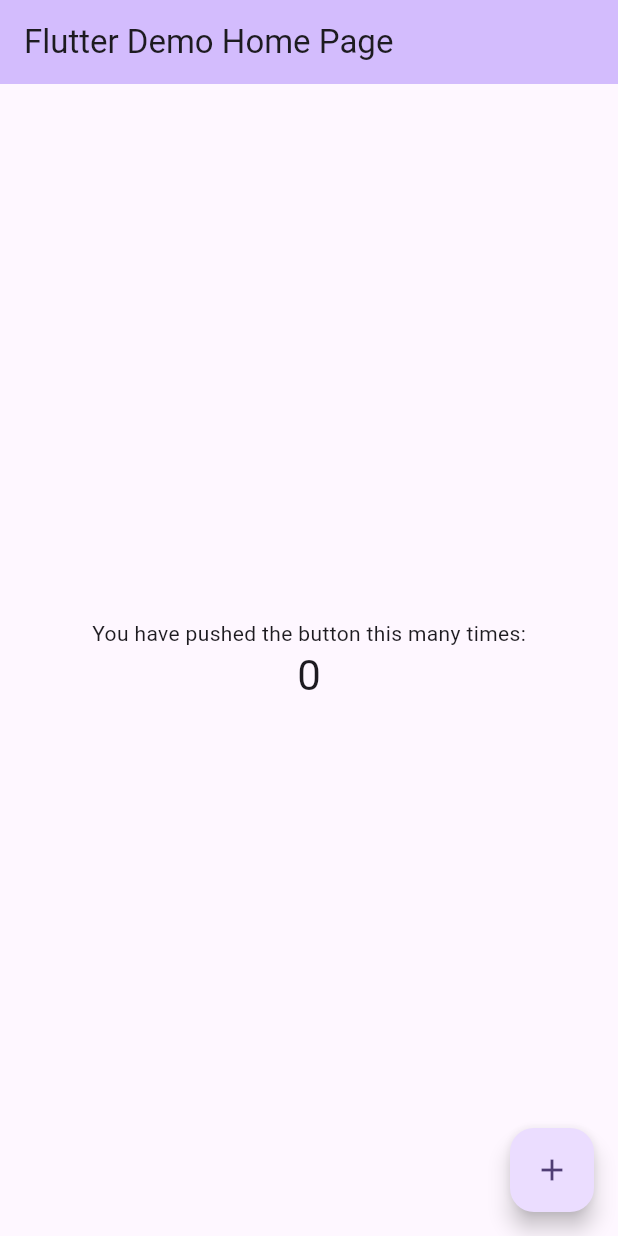
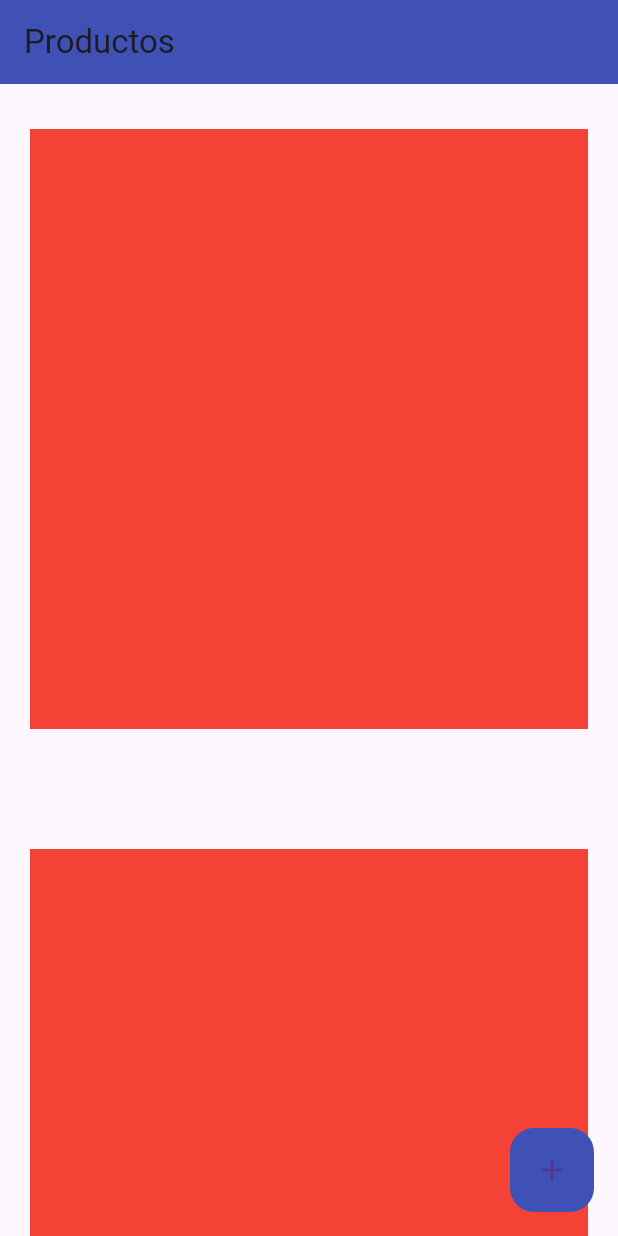
Before and after one commit to Sergics33/Seminario-7, a Flutter app: the screen it shows after launch, on a phone screen of 412 x 824 dp. Run offline on Flutter 3.47's test engine with Material 3 defaults, Android fonts, the phone set to English and light mode, and no system bars.

Commit message:
punto 2 funcional

```diff
--- a/seminario7/lib/main.dart
+++ b/seminario7/lib/main.dart
@@ -1,4 +1,5 @@
 import 'package:flutter/material.dart';
+import 'screens/home_screen.dart';
 
 void main() {
   runApp(const MyApp());
@@ -7,116 +8,22 @@ void main() {
 class MyApp extends StatelessWidget {
   const MyApp({super.key});
 
-  // This widget is the root of your application.
   @override
   Widget build(BuildContext context) {
     return MaterialApp(
-      title: 'Flutter Demo',
+      debugShowCheckedModeBanner: false,
+      title: 'Productos App',
       theme: ThemeData(
-        // This is the theme of your application.
-        //
-        // TRY THIS: Try running your application with "flutter run". You'll see
-        // the application has a purple toolbar. Then, without quitting the app,
-        // try changing the seedColor in the colorScheme below to Colors.green
-        // and then invoke "hot reload" (save your changes or press the "hot
-        // reload" button in a Flutter-supported IDE, or press "r" if you used
-        // the command line to start the app).
-        //
-        // Notice that the counter didn't reset back to zero; the application
-        // state is not lost during the reload. To reset the state, use hot
-        // restart instead.
-        //
-        // This works for code too, not just values: Most code changes can be
-        // tested with just a hot reload.
-        colorScheme: .fromSeed(seedColor: Colors.deepPurple),
+        appBarTheme: const AppBarTheme(
+          elevation: 0,
+          backgroundColor: Colors.indigo,
+        ),
+        floatingActionButtonTheme: const FloatingActionButtonThemeData(
+          backgroundColor: Colors.indigo,
+          elevation: 0,
+        ),
       ),
-      home: const MyHomePage(title: 'Flutter Demo Home Page'),
+      home: const HomeScreen(),
     );
   }
 }
-
-class MyHomePage extends StatefulWidget {
-  const MyHomePage({super.key, required this.title});
-
-  // This widget is the home page of your application. It is stateful, meaning
-  // that it has a State object (defined below) that contains fields that affect
-  // how it looks.
-
-  // This class is the configuration for the state. It holds the values (in this
-  // case the title) provided by the parent (in this case the App widget) and
-  // used by the build method of the State. Fields in a Widget subclass are
-  // always marked "final".
-
-  final String title;
-
-  @override
-  State<MyHomePage> createState() => _MyHomePageState();
-}
-
-class _MyHomePageState extends State<MyHomePage> {
-  int _counter = 0;
-
-  void _incrementCounter() {
-    setState(() {
-      // This call to setState tells the Flutter framework that something has
-      // changed in this State, which causes it to rerun the build method below
-      // so that the display can reflect the updated values. If we changed
-      // _counter without calling setState(), then the build method would not be
-      // called again, and so nothing would appear to happen.
-      _counter++;
-    });
-  }
-
-  @override
-  Widget build(BuildContext context) {
-    // This method is rerun every time setState is called, for instance as done
-    // by the _incrementCounter method above.
-    //
-    // The Flutter framework has been optimized to make rerunning build methods
-    // fast, so that you can just rebuild anything that needs updating rather
-    // than having to individually change instances of widgets.
-    return Scaffold(
-      appBar: AppBar(
-        // TRY THIS: Try changing the color here to a specific color (to
-        // Colors.amber, perhaps?) and trigger a hot reload to see the AppBar
-        // change color while the other colors stay the same.
-        backgroundColor: Theme.of(context).colorScheme.inversePrimary,
-        // Here we take the value from the MyHomePage object that was created by
-        // the App.build method, and use it to set our appbar title.
-        title: Text(widget.title),
-      ),
-      body: Center(
-        // Center is a layout widget. It takes a single child and positions it
-        // in the middle of the parent.
-        child: Column(
-          // Column is also a layout widget. It takes a list of children and
-          // arranges them vertically. By default, it sizes itself to fit its
-          // children horizontally, and tries to be as tall as its parent.
-          //
-          // Column has various properties to control how it sizes itself and
-          // how it positions its children. Here we use mainAxisAlignment to
-          // center the children vertically; the main axis here is the vertical
-          // axis because Columns are vertical (the cross axis would be
-          // horizontal).
-          //
-          // TRY THIS: Invoke "debug painting" (choose the "Toggle Debug Paint"
-          // action in the IDE, or press "p" in the console), to see the
-          // wireframe for each widget.
-          mainAxisAlignment: .center,
-          children: [
-            const Text('You have pushed the button this many times:'),
-            Text(
-              '$_counter',
-              style: Theme.of(context).textTheme.headlineMedium,
-            ),
-          ],
-        ),
-      ),
-      floatingActionButton: FloatingActionButton(
-        onPressed: _incrementCounter,
-        tooltip: 'Increment',
-        child: const Icon(Icons.add),
-      ),
-    );
-  }
-}
--- /dev/null
+++ b/seminario7/lib/screens/home_screen.dart
@@ -0,0 +1,25 @@
+import 'package:flutter/material.dart';
+import '../widgets/widgets.dart';
+
+class HomeScreen extends StatelessWidget {
+  const HomeScreen({super.key});
+
+  @override
+  Widget build(BuildContext context) {
+    return Scaffold(
+      appBar: AppBar(
+        title: const Text('Productos'),
+      ),
+      body: ListView.builder(
+        itemCount: 10,
+        itemBuilder: (context, index) {
+          return const ProductCard();
+        },
+      ),
+      floatingActionButton: FloatingActionButton(
+        onPressed: () {},
+        child: const Icon(Icons.add),
+      ),
+    );
+  }
+}
--- /dev/null
+++ b/seminario7/lib/widgets/product_card.dart
@@ -0,0 +1,18 @@
+import 'package:flutter/material.dart';
+
+class ProductCard extends StatelessWidget {
+  const ProductCard({super.key});
+
+  @override
+  Widget build(BuildContext context) {
+    return Padding(
+      padding: const EdgeInsets.symmetric(horizontal: 20),
+      child: Container(
+        width: double.infinity,
+        height: 400,
+        margin: const EdgeInsets.only(top: 30, bottom: 50),
+        color: Colors.red,
+      ),
+    );
+  }
+}
--- /dev/null
+++ b/seminario7/lib/widgets/widgets.dart
@@ -0,0 +1 @@
+export 'product_card.dart';
```
